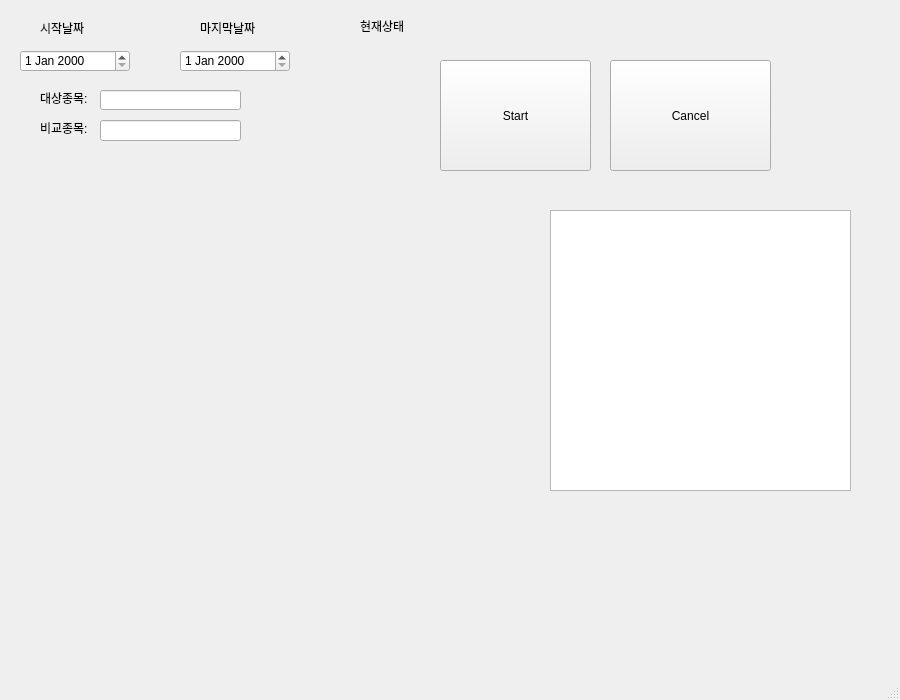
Old version of the form UI/testMainUI.ui in the repository nbvc1003/stockAnalyst.
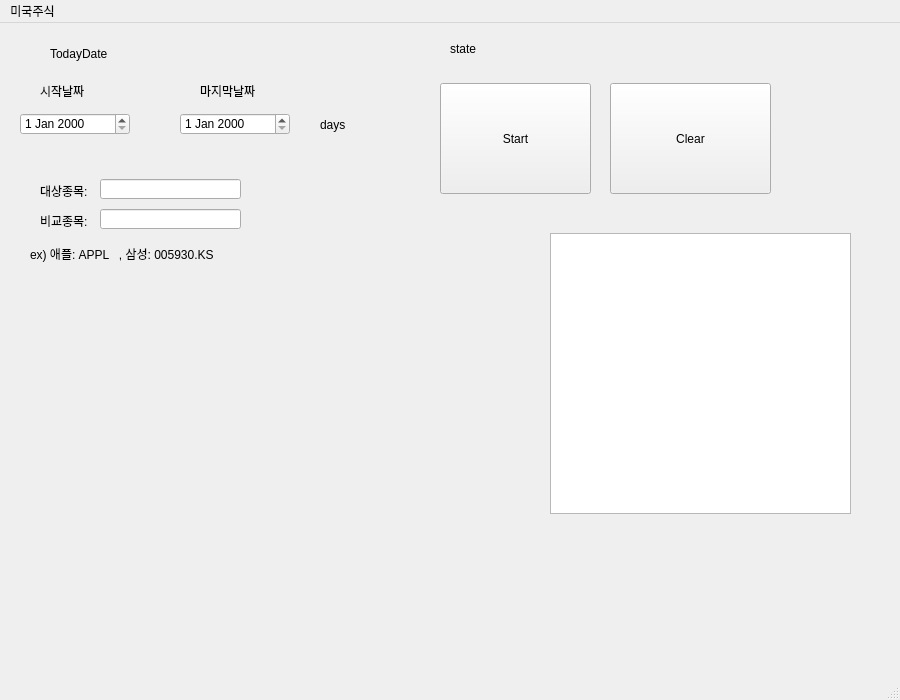
New version of the form.

Patch:
```diff
--- a/UI/testMainUI.ui
+++ b/UI/testMainUI.ui
@@ -37,24 +37,27 @@
      </rect>
     </property>
     <property name="text">
-     <string>Cancel</string>
+     <string>Clear</string>
     </property>
    </widget>
    <widget class="QWidget" name="widget" native="true">
     <property name="geometry">
      <rect>
       <x>80</x>
-      <y>249</y>
+      <y>289</y>
       <width>291</width>
       <height>221</height>
      </rect>
     </property>
+    <property name="autoFillBackground">
+     <bool>false</bool>
+    </property>
    </widget>
    <widget class="QLabel" name="label">
     <property name="geometry">
      <rect>
       <x>40</x>
-      <y>20</y>
+      <y>60</y>
       <width>64</width>
       <height>15</height>
      </rect>
@@ -67,7 +70,7 @@
     <property name="geometry">
      <rect>
       <x>20</x>
-      <y>50</y>
+      <y>90</y>
       <width>110</width>
       <height>22</height>
      </rect>
@@ -77,7 +80,7 @@
     <property name="geometry">
      <rect>
       <x>200</x>
-      <y>20</y>
+      <y>60</y>
       <width>64</width>
       <height>15</height>
      </rect>
@@ -90,7 +93,7 @@
     <property name="geometry">
      <rect>
       <x>180</x>
-      <y>50</y>
+      <y>90</y>
       <width>110</width>
       <height>22</height>
      </rect>
@@ -100,7 +103,7 @@
     <property name="geometry">
      <rect>
       <x>100</x>
-      <y>90</y>
+      <y>156</y>
       <width>141</width>
       <height>20</height>
      </rect>
@@ -110,9 +113,9 @@
     <property name="geometry">
      <rect>
       <x>100</x>
-      <y>120</y>
+      <y>186</y>
       <width>141</width>
-      <height>21</height>
+      <height>20</height>
      </rect>
     </property>
    </widget>
@@ -120,7 +123,7 @@
     <property name="geometry">
      <rect>
       <x>40</x>
-      <y>90</y>
+      <y>160</y>
       <width>64</width>
       <height>15</height>
      </rect>
@@ -133,7 +136,7 @@
     <property name="geometry">
      <rect>
       <x>40</x>
-      <y>120</y>
+      <y>190</y>
       <width>64</width>
       <height>15</height>
      </rect>
@@ -155,14 +158,53 @@
    <widget class="QLabel" name="lbl_stat">
     <property name="geometry">
      <rect>
-      <x>360</x>
+      <x>450</x>
       <y>15</y>
       <width>281</width>
       <height>21</height>
      </rect>
     </property>
     <property name="text">
-     <string>현재상태</string>
+     <string>state</string>
+    </property>
+   </widget>
+   <widget class="QLabel" name="lbl_today">
+    <property name="geometry">
+     <rect>
+      <x>50</x>
+      <y>20</y>
+      <width>71</width>
+      <height>21</height>
+     </rect>
+    </property>
+    <property name="text">
+     <string>TodayDate</string>
+    </property>
+   </widget>
+   <widget class="QLabel" name="lbl_prierd">
+    <property name="geometry">
+     <rect>
+      <x>320</x>
+      <y>92</y>
+      <width>56</width>
+      <height>20</height>
+     </rect>
+    </property>
+    <property name="text">
+     <string>days</string>
+    </property>
+   </widget>
+   <widget class="QLabel" name="label_5">
+    <property name="geometry">
+     <rect>
+      <x>30</x>
+      <y>220</y>
+      <width>301</width>
+      <height>21</height>
+     </rect>
+    </property>
+    <property name="text">
+     <string>ex) 애플: APPL   , 삼성: 005930.KS</string>
     </property>
    </widget>
   </widget>
@@ -175,6 +217,12 @@
      <height>21</height>
     </rect>
    </property>
+   <widget class="QMenu" name="menu">
+    <property name="title">
+     <string>미국주식</string>
+    </property>
+   </widget>
+   <addaction name="menu"/>
   </widget>
   <widget class="QStatusBar" name="statusbar"/>
  </widget>
```
